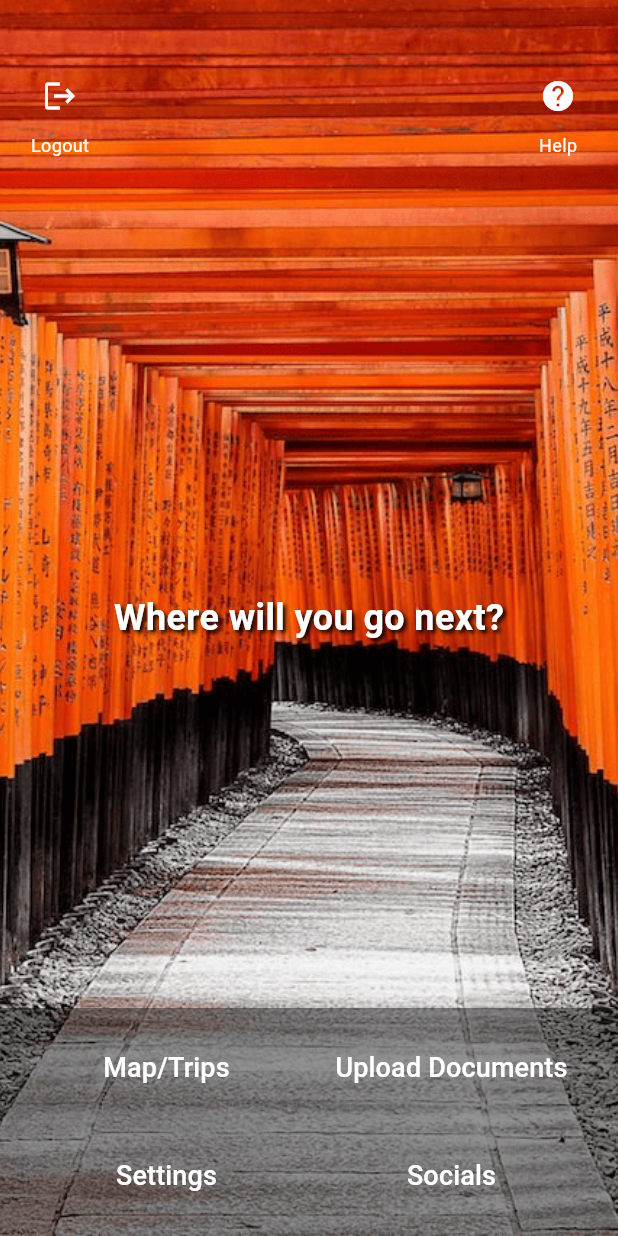
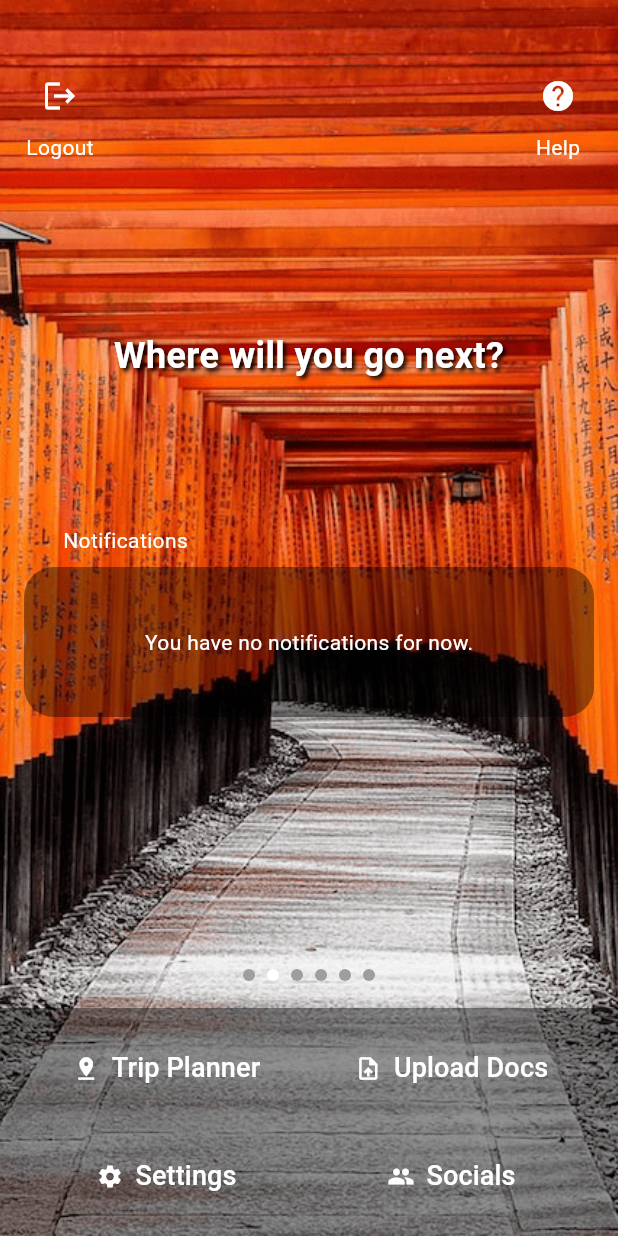
Before and after one commit to matthewyeo1/WanderWise, a Flutter app: the MenuPage screen opened by its route, swiped to page 2, on a phone screen of 412 x 824 dp. Run offline on Flutter 3.47's test engine with Material 3 defaults, Android fonts, the phone set to English and light mode, and no system bars; our stand-ins replace cloud_firestore, dash_chat_2, file_picker, firebase_auth, firebase_core, firebase_storage and 5 more; missing offline and left inert: flutter_pdfview; accounts and stored records are empty; network calls fail.

Commit message:
-added: 1. background image indicator for menu page, 2. impending events widget placeholder

```diff
--- a/ww_code/lib/aesthetics/themes.dart
+++ b/ww_code/lib/aesthetics/themes.dart
@@ -112,8 +112,9 @@
   ),
   textButtonTheme: TextButtonThemeData(
       style: TextButton.styleFrom(
-      foregroundColor: Colors.black,
-    )));
+    foregroundColor: Colors.lightBlue,
+  )),
+);
 
 final darkTheme = ThemeData(
     brightness: Brightness.dark,
@@ -160,4 +161,6 @@
     textButtonTheme: TextButtonThemeData(
         style: TextButton.styleFrom(
       foregroundColor: Colors.white,
-    )));
+    )),
+    iconButtonTheme: IconButtonThemeData(
+        style: IconButton.styleFrom(foregroundColor: Colors.white)));
--- a/ww_code/lib/find_users_page.dart
+++ b/ww_code/lib/find_users_page.dart
@@ -265,7 +265,7 @@
                                   ),
                                   const SizedBox(height: 5),
                                   const Text(
-                                    'Add other Wanderers as friends \n to invite them to collaborate\n           on your next trip!',
+                                    'Add other Wanderers as friends \n and invite them to collaborate\n           on your next trip!',
                                     style: TextStyle(
                                       fontSize: 18,
                                     ),
--- a/ww_code/lib/friend_profile.dart
+++ b/ww_code/lib/friend_profile.dart
@@ -195,7 +195,7 @@
                           ),
                         const SizedBox(height: 16),
                         Text(
-                          'Friends: $friendsCount',
+                          friendsCount == 1? '1 Friend' : '$friendsCount Friends',
                           style: const TextStyle(fontSize: 16),
                         ),
                         const SizedBox(height: 16),
@@ -206,7 +206,7 @@
                           )
                         else if (isFriend)
                           const Text(
-                            'Already a friend',
+                            'Friends with you',
                             style: TextStyle(color: Colors.green, fontSize: 16),
                           )
                         else if (isRequestSent)
--- a/ww_code/lib/login_screen.dart
+++ b/ww_code/lib/login_screen.dart
@@ -9,7 +9,6 @@
 import 'package:cloud_firestore/cloud_firestore.dart';
 import 'aesthetics/themes.dart';
 import 'package:provider/provider.dart';
-
 
 class MyHomePage extends StatefulWidget {
   const MyHomePage({super.key, required this.title});
@@ -44,25 +43,36 @@
 
     try {
       if (isValidEmail(email) && isValidPassword(password)) {
-        UserCredential userCredential = await FirebaseAuth.instance.signInWithEmailAndPassword(
+        UserCredential userCredential =
+            await FirebaseAuth.instance.signInWithEmailAndPassword(
           email: email,
           password: password,
         );
 
         String userId = userCredential.user!.uid;
         bool isDarkMode = false;
+        String? username;
+
         try {
-        DocumentSnapshot doc = await FirebaseFirestore.instance.collection('Users').doc(userId).get();
-        if (doc.exists && doc['darkMode'] != null) {
+          DocumentSnapshot doc = await FirebaseFirestore.instance
+              .collection('Users')
+              .doc(userId)
+              .get();
+          if (doc.exists) {
+            username = doc['Username'];
+            if (doc['darkMode'] != null) {
               isDarkMode = doc['darkMode'];
+            }
           }
         } catch (e) {
           print('Error loading theme preference: $e');
         }
 
-      Provider.of<ThemeNotifier>(context, listen: false).initialize(userId, isDarkMode);
+        Provider.of<ThemeNotifier>(context, listen: false)
+            .initialize(userId, isDarkMode);
 
-        Navigator.pushReplacementNamed(context, '/menu').then((_) {
+        Navigator.pushReplacementNamed(context, '/menu', arguments: username)
+            .then((_) {
           // Once navigated to menu page, clear text fields for email and password
           _emailController.clear();
           _passwordController.clear();
@@ -156,7 +166,8 @@
           final DocumentSnapshot userDoc = await userDocRef.get();
 
           if (!userDoc.exists) {
-            String username = user.displayName ?? user.email?.split('@')[0] ?? '';
+            String username =
+                user.displayName ?? user.email?.split('@')[0] ?? '';
             await userDocRef.set({
               'Email': user.email,
               'Username': username,
--- a/ww_code/lib/menu_page.dart
+++ b/ww_code/lib/menu_page.dart
@@ -17,6 +17,8 @@
 }
 
 class MenuPageState extends State<MenuPage> {
+  final PageController pageController = PageController();
+  int currentIndex = 0;
   final List<String> _images = [
     'images/borealis.png',
     'images/torii_gates.png',
@@ -25,7 +27,6 @@
     'images/zhongguo.jpg',
     'images/santorini.jpg',
   ];
-  int currentIndex = 0;
 
   final GoogleSignIn _googleSignIn = GoogleSignIn();
 
@@ -52,6 +53,35 @@
             },
           ),
           Positioned(
+              top: 350.0,
+              left: 16.0,
+              right: 16.0,
+              child: Column(
+                crossAxisAlignment: CrossAxisAlignment.start,
+                children: [
+                  const Text(
+                    '       Notifications',
+                    style: TextStyle(
+                      color: Colors.white,
+                      fontSize: 14,
+                    ),
+                  ),
+                  const SizedBox(height: 8),
+                  Container(
+                      height: 100.0,
+                      decoration: BoxDecoration(
+                          color: Colors.black.withOpacity(0.4),
+                          borderRadius: BorderRadius.circular(20.0)),
+                      child: const Padding(
+                          padding: EdgeInsets.all(18.0),
+                          child: Center(
+                            child: Text('You have no notifications for now.',
+                                style: TextStyle(
+                                    color: Colors.white, fontSize: 14)),
+                          ))),
+                ],
+              )),
+          Positioned(
             top: 40.0,
             left: 16.0,
             child: Column(
@@ -67,7 +97,7 @@
                 ),
                 const Text(
                   'Logout',
-                  style: TextStyle(color: Colors.white, fontSize: 12),
+                  style: TextStyle(color: Colors.white, fontSize: 14),
                 ),
               ],
             ),
@@ -88,14 +118,18 @@
                 ),
                 const Text(
                   'Help',
-                  style: TextStyle(color: Colors.white, fontSize: 12),
+                  style: TextStyle(color: Colors.white, fontSize: 14),
                 ),
               ],
             ),
           ),
-          const Center(
+          const Positioned(
+              top: 220.0,
+              left: 0,
+              right: 0,
+              child: Center(
                 child: Text('Where will you go next?',
-                style: TextStyle(
+                    style: const TextStyle(
                       color: Colors.white,
                       fontSize: 24,
                       fontWeight: FontWeight.bold,
@@ -107,6 +141,15 @@
                         ),
                       ],
                     )),
+              )),
+          Positioned(
+            bottom: 170.0,
+            left: 0,
+            right: 0,
+            child: Row(
+              mainAxisAlignment: MainAxisAlignment.center,
+              children: _buildPageIndicator(),
+            ),
           ),
           Positioned(
             bottom: 0,
@@ -120,20 +163,20 @@
                   Row(
                     mainAxisAlignment: MainAxisAlignment.spaceEvenly,
                     children: [
-                      _buildExpandedButton(
-                          context, 'Map/Trips', _navigateToMapItinerary),
-                      _buildExpandedButton(context, 'Upload Documents',
-                          _navigateToManageFlightsBookings),
+                      _buildExpandedButton(context, 'Trip Planner',
+                          Icons.pin_drop, _navigateToMapItinerary),
+                      _buildExpandedButton(context, 'Upload Docs',
+                          Icons.upload_file, _navigateToManageFlightsBookings),
                     ],
                   ),
                   const SizedBox(height: 24),
                   Row(
                     mainAxisAlignment: MainAxisAlignment.spaceEvenly,
                     children: [
-                      _buildExpandedButton(
-                          context, 'Settings', _navigateToSettings),
-                      _buildExpandedButton(
-                        context, 'Socials', _navigateToFriendsPage),
+                      _buildExpandedButton(context, 'Settings', Icons.settings,
+                          _navigateToSettings),
+                      _buildExpandedButton(context, 'Socials', Icons.group,
+                          _navigateToFriendsPage),
                     ],
                   ),
                 ],
@@ -145,9 +188,27 @@
     );
   }
 
+  List<Widget> _buildPageIndicator() {
+    List<Widget> indicators = [];
+    for (int i = 0; i < _images.length; i++) {
+      indicators.add(
+        Container(
+          width: 8.0,
+          height: 8.0,
+          margin: const EdgeInsets.symmetric(horizontal: 4.0),
+          decoration: BoxDecoration(
+            shape: BoxShape.circle,
+            color: currentIndex == i ? Colors.white : Colors.grey,
+          ),
+        ),
+      );
+    }
+    return indicators;
+  }
+
   // Option buttons
-  Widget _buildExpandedButton(
-      BuildContext context, String text, VoidCallback onPressed) {
+  Widget _buildExpandedButton(BuildContext context, String text, IconData icon,
+      VoidCallback onPressed) {
     return Expanded(
       child: TextButton(
         onPressed: onPressed,
@@ -156,10 +217,17 @@
           backgroundColor: Colors.transparent,
           padding: EdgeInsets.zero,
         ),
-        child: Text(
+        child: Row(
+          mainAxisAlignment: MainAxisAlignment.center,
+          children: [
+            Icon(icon, color: Colors.white),
+            const SizedBox(width: 8),
+            Text(
               text,
               textAlign: TextAlign.center,
               style: const TextStyle(fontSize: 18),
+            )
+          ],
         ),
       ),
     );
--- a/ww_code/lib/profile_page.dart
+++ b/ww_code/lib/profile_page.dart
@@ -317,10 +317,11 @@
             TextButton(
               onPressed: _viewFriendsList,
               child: Text(
-                'Friends: $friendsCount',
+                friendsCount == 1? '1 Friend' : '$friendsCount Friends',
                 style: const TextStyle(fontSize: 16.0),
               ),
             ),
+            const SizedBox(height: 20),
             TextField(
               controller: _usernameController,
               cursorColor: Colors.black,
--- a/ww_code/lib/settings_page.dart
+++ b/ww_code/lib/settings_page.dart
@@ -55,7 +55,7 @@
               label: 'Profile',
             ),
             BottomNavigationBarItem(
-              icon: Icon(Icons.settings),
+              icon: Icon(Icons.display_settings),
               label: 'General',
             ),
           ],
--- a/ww_code/lib/view_friend_page.dart
+++ b/ww_code/lib/view_friend_page.dart
@@ -251,7 +251,7 @@
                     ),
                   const SizedBox(height: 16),
                   Text(
-                    'Friends: $_friendsCount',
+                    _friendsCount == 1? '1 Friend' : '$_friendsCount Friends',
                     style: const TextStyle(fontSize: 16),
                   ),
                   const SizedBox(height: 16),
```
Lines whose indentation alone changed are shown as unchanged.
